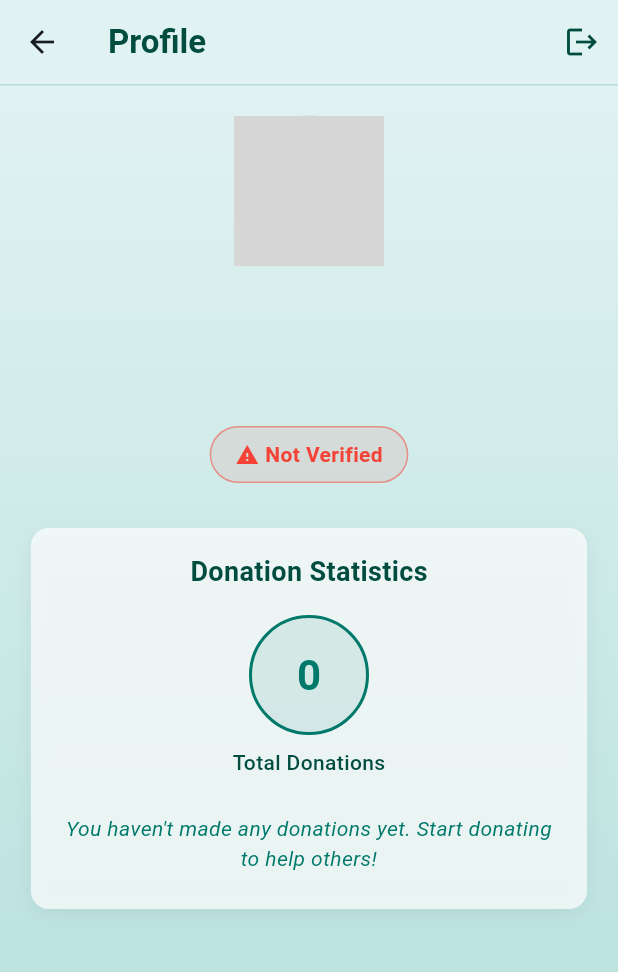
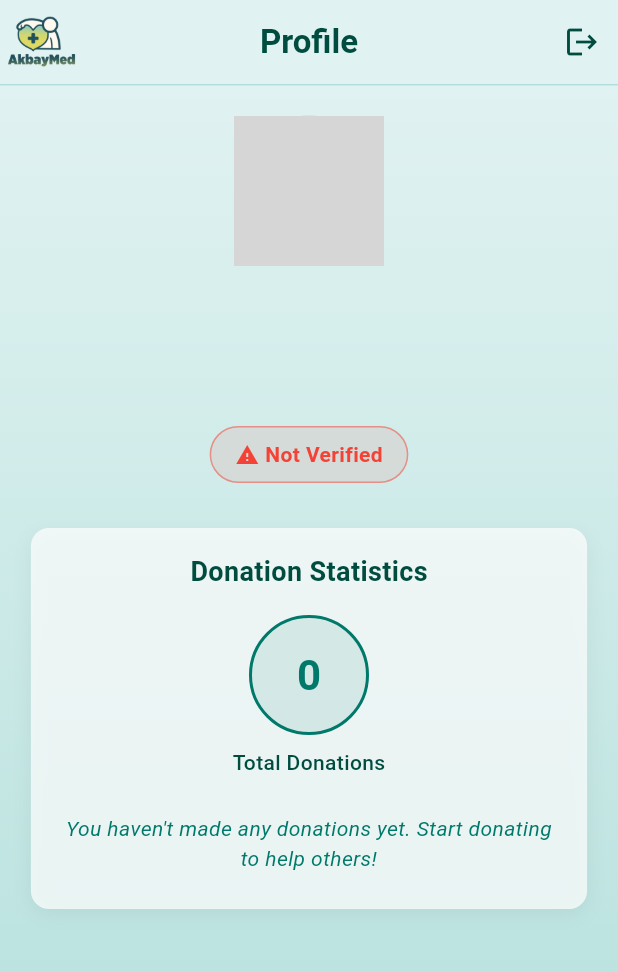
Before and after one commit to lucifron28/AkbayMed_User, a Flutter app: the ProfileScreen screen opened directly, on a phone screen of 412 x 824 dp. Shown: the top 972 px of the screen. Run offline on Flutter 3.47's test engine with Material 3 defaults, Android fonts, the phone set to English and light mode, and no system bars; our stand-ins replace flutter_dotenv, image_picker, logger, permission_handler, supabase_flutter; accounts and stored records are empty; network calls fail; grey boxes are pictures that could not be loaded.

```diff
--- a/lib/screens/profile_screen.dart
+++ b/lib/screens/profile_screen.dart
@@ -15,6 +15,10 @@ class ProfileScreen extends StatelessWidget {
   Widget build(BuildContext context) {
     return Scaffold(
       appBar: AppBar(
+        leading: Image.asset(
+          'assets/images/akbaymed-logo.png',
+          fit: BoxFit.fitWidth,
+        ),
         title: const Text(
           'Profile',
           style: TextStyle(
@@ -22,6 +26,7 @@ class ProfileScreen extends StatelessWidget {
             fontWeight: FontWeight.bold,
           ),
         ),
+        centerTitle: true,
         backgroundColor: const Color(0xFFE0F2F1), // Light teal
         elevation: 0,
         actions: [
```
